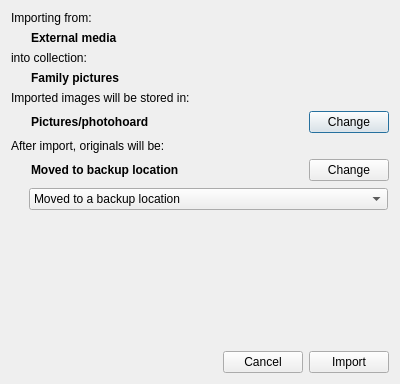
Old version of the form src/ui/ImportExternal.ui in the repository wagenadl/photohoard.
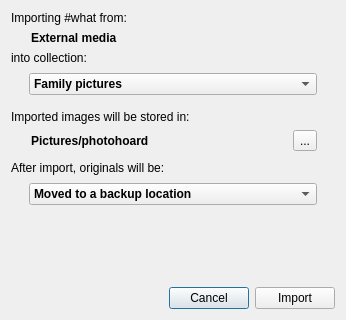
New version of the form.

Commit message: Streamlined import dialogs

Patch:
```diff
--- a/src/ui/ImportExternal.ui
+++ b/src/ui/ImportExternal.ui
@@ -6,8 +6,8 @@
    <rect>
     <x>0</x>
     <y>0</y>
-    <width>400</width>
-    <height>384</height>
+    <width>346</width>
+    <height>320</height>
    </rect>
   </property>
   <property name="windowTitle">
@@ -17,7 +17,7 @@
    <item>
     <widget class="QLabel" name="label">
      <property name="text">
-      <string>Importing from:</string>
+      <string>Importing #what from:</string>
      </property>
     </widget>
    </item>
@@ -48,22 +48,39 @@
     </widget>
    </item>
    <item>
-    <widget class="QLabel" name="collection">
-     <property name="font">
-      <font>
-       <weight>75</weight>
-       <bold>true</bold>
-      </font>
-     </property>
-     <property name="text">
-      <string>Family pictures</string>
-     </property>
-     <property name="margin">
-      <number>2</number>
-     </property>
-     <property name="indent">
-      <number>20</number>
-     </property>
+    <widget class="QWidget" name="widget_5" native="true">
+     <layout class="QHBoxLayout" name="horizontalLayout_5">
+      <property name="leftMargin">
+       <number>18</number>
+      </property>
+      <property name="topMargin">
+       <number>2</number>
+      </property>
+      <property name="rightMargin">
+       <number>18</number>
+      </property>
+      <property name="bottomMargin">
+       <number>9</number>
+      </property>
+      <item>
+       <widget class="QComboBox" name="collection">
+        <property name="font">
+         <font>
+          <weight>75</weight>
+          <bold>true</bold>
+         </font>
+        </property>
+        <property name="focusPolicy">
+         <enum>Qt::WheelFocus</enum>
+        </property>
+        <item>
+         <property name="text">
+          <string>Family pictures</string>
+         </property>
+        </item>
+       </widget>
+      </item>
+     </layout>
     </widget>
    </item>
    <item>
@@ -76,9 +93,18 @@
    <item>
     <widget class="QWidget" name="widget_2" native="true">
      <layout class="QHBoxLayout" name="horizontalLayout_2">
-      <property name="margin">
+      <property name="leftMargin">
        <number>0</number>
       </property>
+      <property name="topMargin">
+       <number>0</number>
+      </property>
+      <property name="rightMargin">
+       <number>18</number>
+      </property>
+      <property name="bottomMargin">
+       <number>4</number>
+      </property>
       <item>
        <widget class="QLabel" name="destination">
         <property name="font">
@@ -112,9 +138,9 @@
        </spacer>
       </item>
       <item>
-       <widget class="QPushButton" name="pushButton_3">
+       <widget class="QToolButton" name="toolButton_3">
         <property name="text">
-         <string>Change</string>
+         <string>...</string>
         </property>
        </widget>
       </item>
@@ -128,54 +154,6 @@
      </property>
     </widget>
    </item>
-   <item>
-    <widget class="QWidget" name="widget_3" native="true">
-     <layout class="QHBoxLayout" name="horizontalLayout_3">
-      <property name="margin">
-       <number>0</number>
-      </property>
-      <item>
-       <widget class="QLabel" name="label_8">
-        <property name="font">
-         <font>
-          <weight>75</weight>
-          <bold>true</bold>
-         </font>
-        </property>
-        <property name="text">
-         <string>Moved to backup location</string>
-        </property>
-        <property name="margin">
-         <number>2</number>
-        </property>
-        <property name="indent">
-         <number>20</number>
-        </property>
-       </widget>
-      </item>
-      <item>
-       <spacer name="horizontalSpacer_3">
-        <property name="orientation">
-         <enum>Qt::Horizontal</enum>
-        </property>
-        <property name="sizeHint" stdset="0">
-         <size>
-          <width>40</width>
-          <height>20</height>
-         </size>
-        </property>
-       </spacer>
-      </item>
-      <item>
-       <widget class="QPushButton" name="pushButton_4">
-        <property name="text">
-         <string>Change</string>
-        </property>
-       </widget>
-      </item>
-     </layout>
-    </widget>
-   </item>
    <item>
     <widget class="QWidget" name="widget_4" native="true">
      <layout class="QHBoxLayout" name="horizontalLayout_4">
@@ -183,10 +161,10 @@
        <number>18</number>
       </property>
       <property name="topMargin">
-       <number>1</number>
+       <number>2</number>
       </property>
       <property name="rightMargin">
-       <number>1</number>
+       <number>18</number>
       </property>
       <property name="bottomMargin">
        <number>1</number>
@@ -199,6 +177,12 @@
           <verstretch>0</verstretch>
          </sizepolicy>
         </property>
+        <property name="font">
+         <font>
+          <weight>75</weight>
+          <bold>true</bold>
+         </font>
+        </property>
         <item>
          <property name="text">
           <string>Moved to a backup location</string>
```
Left out of the diff: 67 changed lines with no effect on the pictures. The commit also changes 2 other files.
